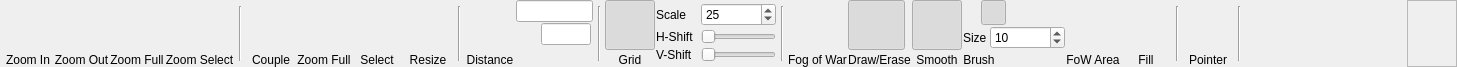
The window that DMHelper/src/ribbontabmap.ui (MMetze/DMHelper) describes before a commit, drawn with Qt 5.
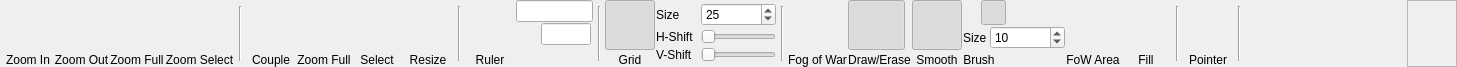
The same window after the commit. Icons and pictures are not drawn. Custom widgets are drawn as their Qt base class.

```diff
--- a/DMHelper/src/ribbontabmap.ui
+++ b/DMHelper/src/ribbontabmap.ui
@@ -574,7 +574,7 @@
         <number>0</number>
        </property>
        <property name="text">
-        <string>Distance</string>
+        <string>Ruler</string>
        </property>
        <property name="alignment">
         <set>Qt::AlignBottom|Qt::AlignHCenter</set>
@@ -840,7 +840,7 @@
           <string>Set the scale of the grid. The larger the number, the larger the grid squares</string>
          </property>
          <property name="text">
-          <string>Scale</string>
+          <string>Size</string>
          </property>
         </widget>
        </item>
```
